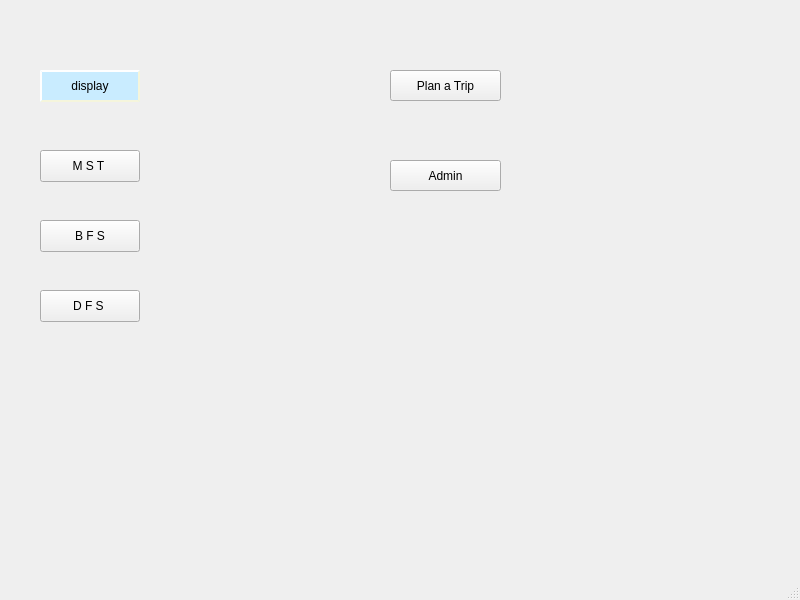
This is Project-2-NFL/mainwindow.ui in massivemembrain/Project-2-NFL as Qt 5 draws it before an edit. The edited form follows.
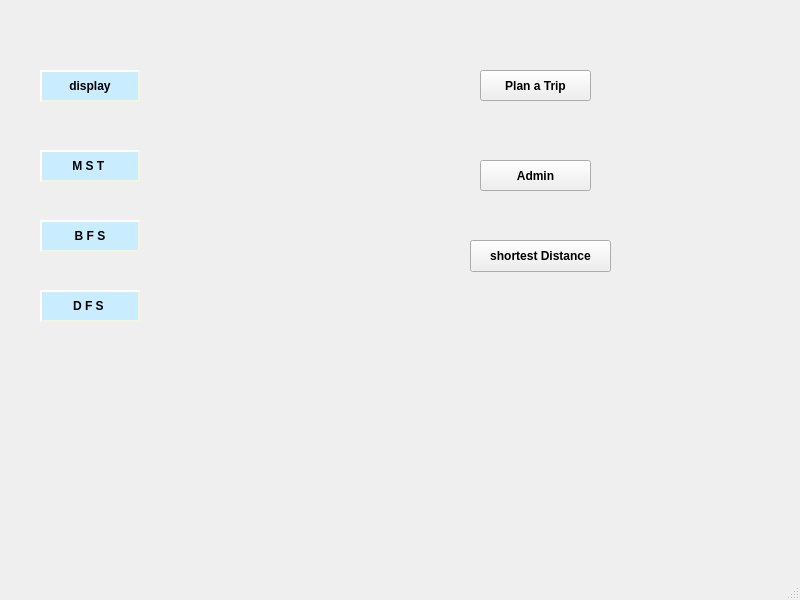
This is the edited form.

Commit message: shortest distance not working correct!

What changed in the file:
```diff
--- a/Project-2-NFL/mainwindow.ui
+++ b/Project-2-NFL/mainwindow.ui
@@ -17,12 +17,17 @@
    <widget class="QPushButton" name="pushButton">
     <property name="geometry">
      <rect>
-      <x>390</x>
+      <x>480</x>
       <y>160</y>
       <width>111</width>
       <height>31</height>
      </rect>
     </property>
+    <property name="font">
+     <font>
+      <bold>true</bold>
+     </font>
+    </property>
     <property name="text">
      <string>Admin</string>
     </property>
@@ -36,6 +41,11 @@
       <height>32</height>
      </rect>
     </property>
+    <property name="font">
+     <font>
+      <bold>true</bold>
+     </font>
+    </property>
     <property name="styleSheet">
      <string notr="true">QPushButton{
     background-color: rgb(201, 236, 255);
@@ -57,6 +67,19 @@
       <height>32</height>
      </rect>
     </property>
+    <property name="font">
+     <font>
+      <bold>true</bold>
+     </font>
+    </property>
+    <property name="styleSheet">
+     <string notr="true">QPushButton{
+    background-color: rgb(201, 236, 255);
+    border-style: outset;
+    border-width: 2px;
+    border-color: beige;
+}</string>
+    </property>
     <property name="text">
      <string>M S T </string>
     </property>
@@ -64,12 +87,17 @@
    <widget class="QPushButton" name="pushButton_trip">
     <property name="geometry">
      <rect>
-      <x>390</x>
+      <x>480</x>
       <y>70</y>
       <width>111</width>
       <height>31</height>
      </rect>
     </property>
+    <property name="font">
+     <font>
+      <bold>true</bold>
+     </font>
+    </property>
     <property name="text">
      <string>Plan a Trip</string>
     </property>
@@ -83,6 +111,19 @@
       <height>32</height>
      </rect>
     </property>
+    <property name="font">
+     <font>
+      <bold>true</bold>
+     </font>
+    </property>
+    <property name="styleSheet">
+     <string notr="true">QPushButton{
+    background-color: rgb(201, 236, 255);
+    border-style: outset;
+    border-width: 2px;
+    border-color: beige;
+}</string>
+    </property>
     <property name="text">
      <string>B F S</string>
     </property>
@@ -96,10 +137,41 @@
       <height>32</height>
      </rect>
     </property>
+    <property name="font">
+     <font>
+      <bold>true</bold>
+     </font>
+    </property>
+    <property name="styleSheet">
+     <string notr="true">QPushButton{
+    background-color: rgb(201, 236, 255);
+    border-style: outset;
+    border-width: 2px;
+    border-color: beige;
+}</string>
+    </property>
     <property name="text">
      <string>D F S </string>
     </property>
    </widget>
+   <widget class="QPushButton" name="pushButton_shortdist">
+    <property name="geometry">
+     <rect>
+      <x>470</x>
+      <y>240</y>
+      <width>141</width>
+      <height>32</height>
+     </rect>
+    </property>
+    <property name="font">
+     <font>
+      <bold>true</bold>
+     </font>
+    </property>
+    <property name="text">
+     <string>shortest Distance</string>
+    </property>
+   </widget>
   </widget>
   <widget class="QMenuBar" name="menubar">
    <property name="geometry">
```
The commit also changes 279 other files.
